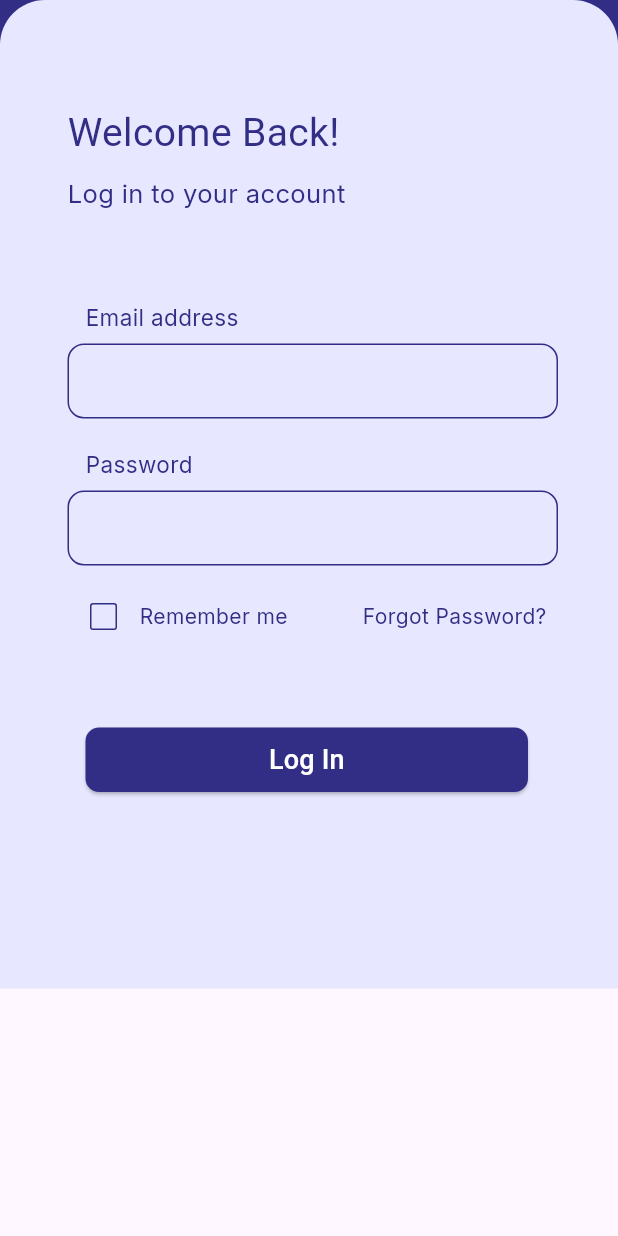
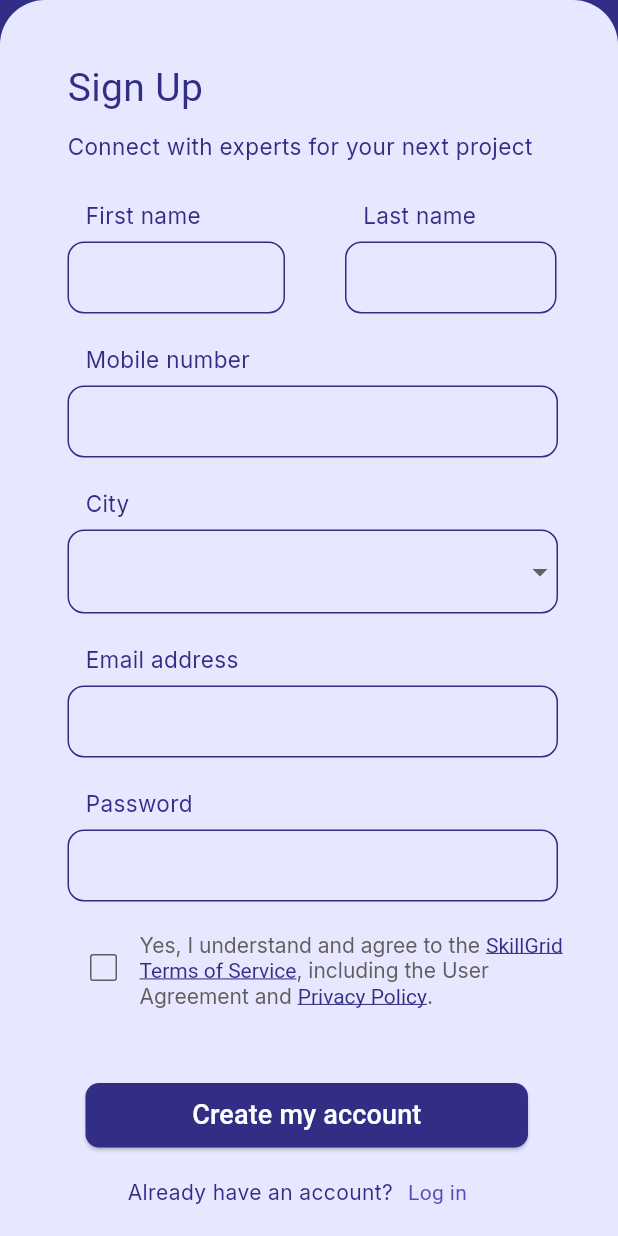
Before and after one commit to Dia505/SkillGrid, a Flutter app: the screen it shows after launch, on a phone screen of 412 x 824 dp. Run offline on Flutter 3.47's test engine with Material 3 defaults, Android fonts, the phone set to English and light mode, and no system bars; our stand-ins replace google_fonts; Roboto replaces fonts that are missing (Caprasimo).

Commit message:
client registration view

```diff
--- a/skill_grid/lib/app.dart
+++ b/skill_grid/lib/app.dart
@@ -1,6 +1,7 @@
 import 'package:flutter/material.dart';
-import 'package:skill_grid/view/login_screen_view.dart';
-import 'package:skill_grid/view/onboard_screen_view.dart';
+import 'package:skill_grid/view/client/client_registration_view.dart';
+// import 'package:skill_grid/view/login_screen_view.dart';
+// import 'package:skill_grid/view/onboard_screen_view.dart';
 // import 'package:skill_grid/view/onboard_screen_view.dart';
 // import 'package:skill_grid/view/splash_screen_view.dart';
 // import 'package:skill_grid/view/onboard_screen_view.dart';
@@ -13,7 +14,7 @@ class MyApp extends StatelessWidget {
   Widget build(BuildContext context) {
     return const MaterialApp(
       debugShowCheckedModeBanner: false,
-      home: LoginScreenView(),
+      home: ClientRegistrationView(),
     );
   }
 }
--- a/skill_grid/lib/core/common/common_button.dart
+++ b/skill_grid/lib/core/common/common_button.dart
@@ -28,7 +28,7 @@ class CommonButton extends StatelessWidget {
           backgroundColor: buttonColor,
         ),
 
-        child: Text("Log In",
+        child: Text(buttonText,
           style: GoogleFonts.caprasimo(
             color: buttonTextColor, fontSize: 18)),
       ),
--- a/skill_grid/lib/core/common/common_textfield.dart
+++ b/skill_grid/lib/core/common/common_textfield.dart
@@ -6,14 +6,16 @@ class CommonTextfield extends StatefulWidget {
     super.key,
     required this.textFieldTitle,
     this.obscureText = false,
-    this.controller,
-    this.validator
+    required this.controller,
+    required this.validator,
+    this.width,
   });
 
   final String textFieldTitle;
   final bool obscureText;
   final TextEditingController? controller;
   final String? Function(String?)? validator;
+  final double? width;
 
   @override
   State<CommonTextfield> createState() => _CommonTextfieldState();
@@ -39,7 +41,9 @@ class _CommonTextfieldState extends State<CommonTextfield> {
           const SizedBox(height: 7),
 
           Container(
+              width: widget.width,
               padding: const EdgeInsets.only(right: 40),
+
               child: TextFormField(
                 obscureText: widget.obscureText,
                 controller: widget.controller,
@@ -47,7 +51,7 @@ class _CommonTextfieldState extends State<CommonTextfield> {
 
                 decoration: InputDecoration(
                   contentPadding:
-                      const EdgeInsets.symmetric(vertical: 13, horizontal: 20),
+                      const EdgeInsets.symmetric(horizontal: 20),
 
                   enabledBorder: OutlineInputBorder(
                       borderRadius: BorderRadius.circular(11),
--- /dev/null
+++ b/skill_grid/lib/view/client/client_registration_view.dart
@@ -0,0 +1,326 @@
+import 'package:flutter/material.dart';
+import 'package:google_fonts/google_fonts.dart';
+import 'package:skill_grid/core/common/common_button.dart';
+import 'package:skill_grid/core/common/common_logo.dart';
+import 'package:skill_grid/core/common/common_textfield.dart';
+import 'package:skill_grid/view/client/client_dashboard.dart';
+import 'package:skill_grid/view/login_screen_view.dart';
+
+class ClientRegistrationView extends StatefulWidget {
+  const ClientRegistrationView({super.key});
+
+  @override
+  State<ClientRegistrationView> createState() => _ClientRegistrationViewState();
+}
+
+class _ClientRegistrationViewState extends State<ClientRegistrationView> {
+  bool _isChecked = false;
+
+  final TextEditingController _fnameController = TextEditingController();
+  final TextEditingController _lnameController = TextEditingController();
+  final TextEditingController _mobNumberController = TextEditingController();
+  final TextEditingController _emailController = TextEditingController();
+  final TextEditingController _passwordController = TextEditingController();
+
+  final GlobalKey<FormState> _formKey = GlobalKey<FormState>();
+
+  final items = [
+    const DropdownMenuItem(value: "Kathmandu", child: Text("Kathmandu")),
+    const DropdownMenuItem(value: "Pokhara", child: Text("Pokhara")),
+    const DropdownMenuItem(value: "Chitwan", child: Text("Chitwan")),
+  ];
+
+  String? city;
+
+  @override
+  Widget build(BuildContext context) {
+    return Scaffold(
+
+      body: Stack(
+        alignment: Alignment.bottomCenter,
+
+        children: [
+          Positioned(
+            top: 0,
+            left: 0,
+            right: 0,
+            child: Container(
+                color: const Color(0xFF322E86),
+                height: 250,
+                child: const Align(
+                    alignment: Alignment.topCenter, child: CommonLogo())),
+          ),
+
+          Form(
+            key: _formKey,
+
+            child: Positioned(
+              top: 200,
+              bottom: 0,
+              left: 0,
+              right: 0,
+
+              child: SingleChildScrollView(
+
+                child: Container(
+                  padding: const EdgeInsets.only(left: 45, top: 40),
+
+                  decoration: const BoxDecoration(
+                    color: Color(0xFFE7E7FF),
+                    borderRadius: BorderRadius.only(
+                        topLeft: Radius.circular(30),
+                        topRight: Radius.circular(30),
+                        bottomLeft: Radius.zero,
+                        bottomRight: Radius.zero),
+                  ),
+
+                  child: Column(
+                    mainAxisAlignment: MainAxisAlignment.start,
+                    crossAxisAlignment: CrossAxisAlignment.start,
+
+                    children: [
+                      Text("Sign Up",
+                          style: GoogleFonts.caprasimo(
+                              color: const Color(0xFF322E86), fontSize: 26)),
+
+                      const SizedBox(height: 10,),
+
+                      Text("Connect with experts for your next project",
+                          style: GoogleFonts.inter(
+                              color: const Color(0xFF322E86), fontSize: 15)),
+
+                      const SizedBox(height: 15),
+
+                      Row(
+                        children: [
+
+                          CommonTextfield(
+                            textFieldTitle: "First name",
+                            controller: _fnameController,
+                            width: 185,
+                            validator: (value) {
+                              if (value == null || value.isEmpty) {
+                                return '*required';
+                              }
+
+                              return null;
+                            },
+                          ),
+
+                          CommonTextfield(
+                            textFieldTitle: "Last name",
+                            controller: _lnameController,
+                            width: 181,
+                            validator: (value) {
+                              if (value == null || value.isEmpty) {
+                                return '*required';
+                              }
+
+                              return null;
+                            },
+                          ),
+                        ],
+                      ),
+
+                      CommonTextfield(
+                        textFieldTitle: "Mobile number",
+                        controller: _mobNumberController,
+                        validator: (value) {
+                          if (value == null || value.isEmpty) {
+                            return '*required';
+                          }
+
+                          if (!RegExp(r'^(98|97|96)\d{8}$').hasMatch(value)) {
+                            return 'Enter a valid Nepal mobile number';
+                          }
+
+                          return null;
+                        },
+                      ),
+
+                      const SizedBox(height: 10),
+
+                      Container(
+                        padding: const EdgeInsets.only(left: 12),
+                        child: Text("City",
+                            style: GoogleFonts.inter(
+                                color: const Color(0xFF322E86), fontSize: 15)),
+                      ),
+
+                      const SizedBox(height: 7),
+
+                      Container(
+                        padding: const EdgeInsets.only(right: 40),
+                        child: DropdownButtonFormField(
+                          items: items,
+                          onChanged: (value) {
+                            setState(() {
+                              city = value;
+                            });
+                          },
+
+                          decoration: InputDecoration(
+                            enabledBorder: OutlineInputBorder(
+                                borderRadius: BorderRadius.circular(11),
+                                borderSide: const BorderSide(
+                                    color: Color(0xFF322E86), width: 1)),
+                            focusedBorder: OutlineInputBorder(
+                                borderRadius: BorderRadius.circular(11),
+                                borderSide: const BorderSide(
+                                    color: Color(0xFF322E86), width: 2)),
+                          ),
+                        ),
+                      ),
+
+                      const SizedBox(height: 10),
+
+                      CommonTextfield(
+                        textFieldTitle: "Email address",
+                        controller: _emailController,
+                        validator: (value) {
+                          if (value == null || value.isEmpty) {
+                            return 'Please enter your email';
+                          }
+
+                          if (!RegExp(r'^[^@]+@[^@]+\.[^@]+').hasMatch(value)) {
+                            return 'Enter a valid email';
+                          }
+
+                          return null;
+                        },
+                      ),
+
+                      CommonTextfield(
+                        textFieldTitle: "Password",
+                        obscureText: true,
+                        controller: _passwordController,
+                        validator: (value) {
+                          if (value == null || value.isEmpty) {
+                            return 'Please enter your password';
+                          }
+
+                          return null;
+                        },
+                      ),
+
+                      const SizedBox(height: 10,),
+
+                      Row(
+                        crossAxisAlignment: CrossAxisAlignment.start,
+                        children: [
+                          Checkbox(
+                            value: _isChecked,
+                            onChanged: (bool? value) {
+                              setState(() {
+                                _isChecked = value!;
+                              });
+                            },
+                            side: const BorderSide(color: Color(0xFF625D5D)),
+                          ),
+
+                          SizedBox(
+                            width: 289,
+
+                            child: RichText(
+
+                              text: TextSpan(
+                                style: GoogleFonts.inter(
+                                  color: const Color(0xFF625D5D),
+                                  fontSize: 14,
+                                ),
+                                children: const [
+                                  TextSpan(
+                                    text: 'Yes, I understand and agree to the ',
+                                  ),
+                                  TextSpan(
+                                    text: 'SkillGrid Terms of Service',
+                                    style: TextStyle(
+                                      color: Color(0xFF322E86),
+                                      decoration: TextDecoration
+                                          .underline,
+                                    ),
+                                  ),
+                                  TextSpan(
+                                    text: ', including the User Agreement and ',
+                                  ),
+                                  TextSpan(
+                                    text: 'Privacy Policy',
+                                    style: TextStyle(
+                                      color: Color(0xFF322E86), // Purple color
+                                      decoration: TextDecoration
+                                          .underline, // Underline decoration
+                                    ),
+                                  ),
+                                  TextSpan(
+                                    text: '.',
+                                  ),
+                                ],
+                              ),
+                            ),
+                          ),
+                        ],
+                      ),
+
+                      const SizedBox(height: 50),
+
+                      Padding(
+                        padding: const EdgeInsets.only(left: 12.0),
+                        child: CommonButton(
+                          buttonText: "Create my account",
+                          buttonColor: const Color(0xFF322E86),
+                          buttonTextColor: Colors.white,
+                          onPressed: () {
+                            if (_formKey.currentState!.validate()) {
+                              Navigator.push(
+                                  context,
+                                  MaterialPageRoute(
+                                      builder: (context) =>
+                                          const LoginScreenView()));
+                            }
+                          },
+                        ),
+                      ),
+
+                      Padding(
+                        padding: const EdgeInsets.only(bottom: 70, left: 40, top: 20),
+                        child: Row(
+
+
+                          children: [
+                            Text("Already have an account?",
+                            style:GoogleFonts.inter(
+                              color: const Color(0xFF322E86),
+                              fontSize: 14,
+                            )),
+
+                            const SizedBox(width: 10,),
+
+                            InkWell(
+                              onTap: () {
+                                Navigator.push(
+                                  context,
+                                  MaterialPageRoute(
+                                      builder: (context) =>
+                                          const LoginScreenView()));
+                              },
+
+                              child: Text("Log in",
+                              style:GoogleFonts.caprasimo(
+                                color: const Color(0xFF544FBD),
+                                fontSize: 14,
+                              )),
+                            ),
+                          ],
+                        ),
+                      )
+                    ],
+                  ),
+                ),
+              ),
+            ),
+          )
+        ],
+      ),
+    );
+  }
+}
--- a/skill_grid/lib/view/login_screen_view.dart
+++ b/skill_grid/lib/view/login_screen_view.dart
@@ -3,7 +3,7 @@ import 'package:google_fonts/google_fonts.dart';
 import 'package:skill_grid/core/common/common_button.dart';
 import 'package:skill_grid/core/common/common_logo.dart';
 import 'package:skill_grid/core/common/common_textfield.dart';
-import 'package:skill_grid/view/client_dashboard.dart';
+import 'package:skill_grid/view/client/client_dashboard.dart';
 
 class LoginScreenView extends StatefulWidget {
   const LoginScreenView({super.key});
--- a/skill_grid/lib/view/onboard_screen_view.dart
+++ b/skill_grid/lib/view/onboard_screen_view.dart
@@ -19,7 +19,7 @@ class OnboardScreenView extends StatelessWidget {
           crossAxisAlignment: CrossAxisAlignment.center,
 
           children: [
-            CommonLogo(),
+            const CommonLogo(),
 
             Image.asset(
               "assets/images/onboard_screen_img.png",
```
Also changed, not shown: skill_grid/lib/view/client/client_dashboard.dart (renamed from skill_grid/lib/view/client_dashboard.dart).
